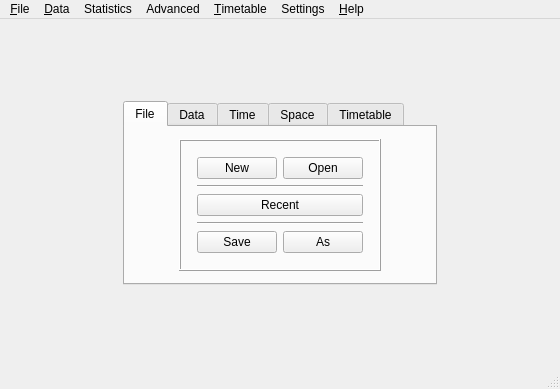
Qt form fet/src/interface/fetmainform_template.ui (vonmecheln/fet) before a commit.
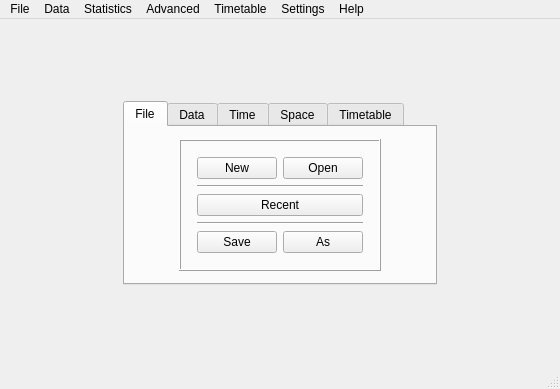
The same form after that commit.

```diff
--- a/fet/src/interface/fetmainform_template.ui
+++ b/fet/src/interface/fetmainform_template.ui
@@ -852,12 +852,12 @@
      <x>0</x>
      <y>0</y>
      <width>560</width>
-     <height>32</height>
+     <height>26</height>
     </rect>
    </property>
    <widget class="QMenu" name="helpMenu">
     <property name="title">
-     <string extracomment="Accelerator key (letter after ampersand) for &amp;File, &amp;Data, &amp;Timetable, &amp;Help, must be different">&amp;Help</string>
+     <string>Help</string>
     </property>
     <widget class="QMenu" name="menu_help_On_line">
      <property name="title">
@@ -881,7 +881,7 @@
    </widget>
    <widget class="QMenu" name="fileMenu">
     <property name="title">
-     <string extracomment="Accelerator key (letter after ampersand) for &amp;File, &amp;Data, &amp;Timetable, &amp;Help, must be different">&amp;File</string>
+     <string>File</string>
     </property>
     <widget class="QMenu" name="menuExport">
      <property name="title">
@@ -926,7 +926,7 @@
    </widget>
    <widget class="QMenu" name="timetableMenu">
     <property name="title">
-     <string extracomment="Accelerator key (letter after ampersand) for &amp;File, &amp;Data, &amp;Timetable, &amp;Help, must be different">&amp;Timetable</string>
+     <string>Timetable</string>
     </property>
     <widget class="QMenu" name="menuAdvancedLockUnlock">
      <property name="title">
@@ -999,7 +999,7 @@
    </widget>
    <widget class="QMenu" name="dataMenu">
     <property name="title">
-     <string extracomment="Accelerator key (letter after ampersand) for &amp;File, &amp;Data, &amp;Timetable, &amp;Help, must be different">&amp;Data</string>
+     <string>Data</string>
     </property>
     <widget class="QMenu" name="menuTime_constraints">
      <property name="title">
```
Left out of the diff: 1032 changed lines with no effect on the pictures.
